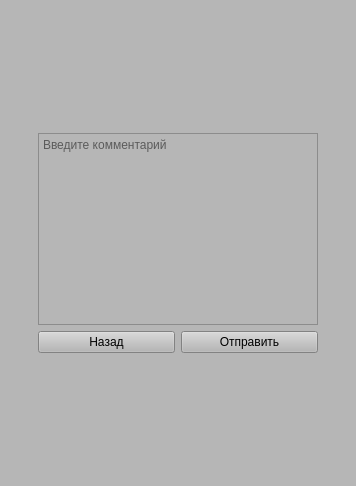
Qt form src/client/ui/mobile.ui (Daottt/field-service) before a commit.
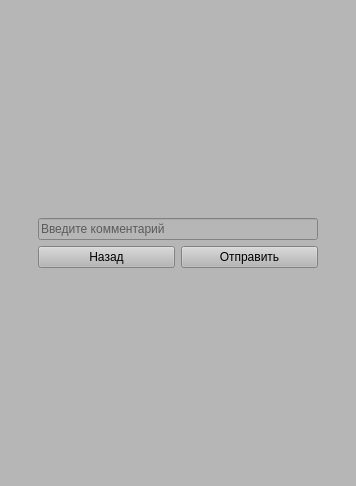
The same form after that commit. The open tabs and pages were chosen to show the change.

```diff
--- a/src/client/ui/mobile.ui
+++ b/src/client/ui/mobile.ui
@@ -301,7 +301,7 @@
          </spacer>
         </item>
         <item>
-         <widget class="QTextEdit" name="com_text">
+         <widget class="QLineEdit" name="com_text">
           <property name="placeholderText">
            <string>Введите комментарий</string>
           </property>
```
Left out of the diff: 2 changed lines with no effect on the pictures.
